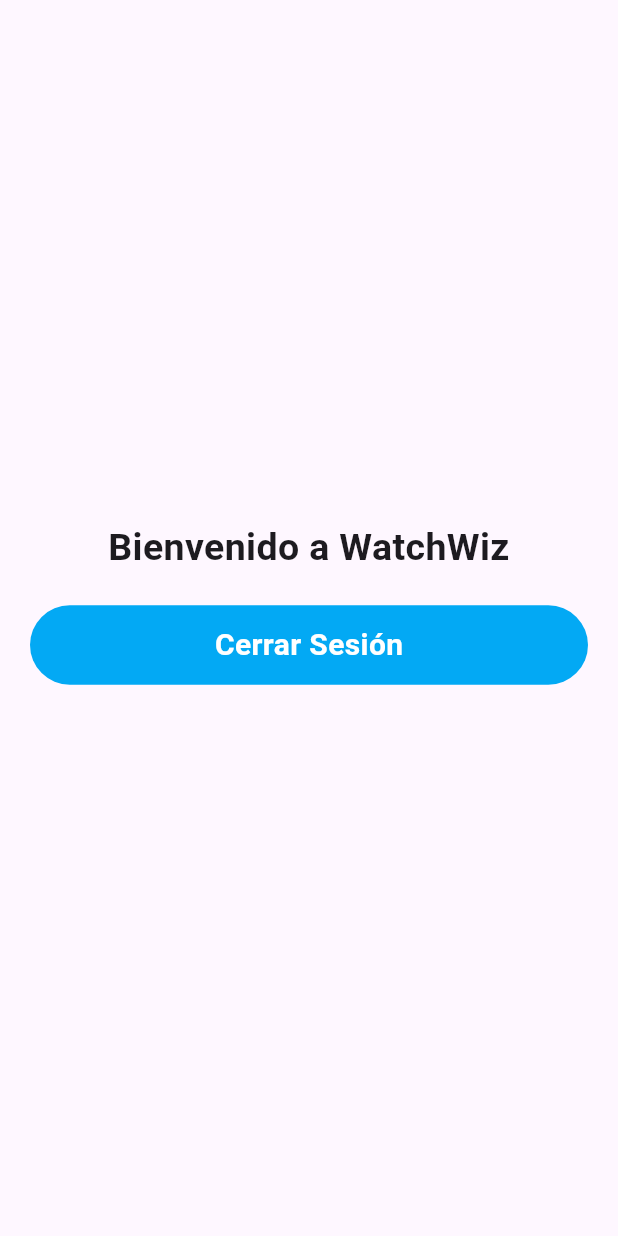
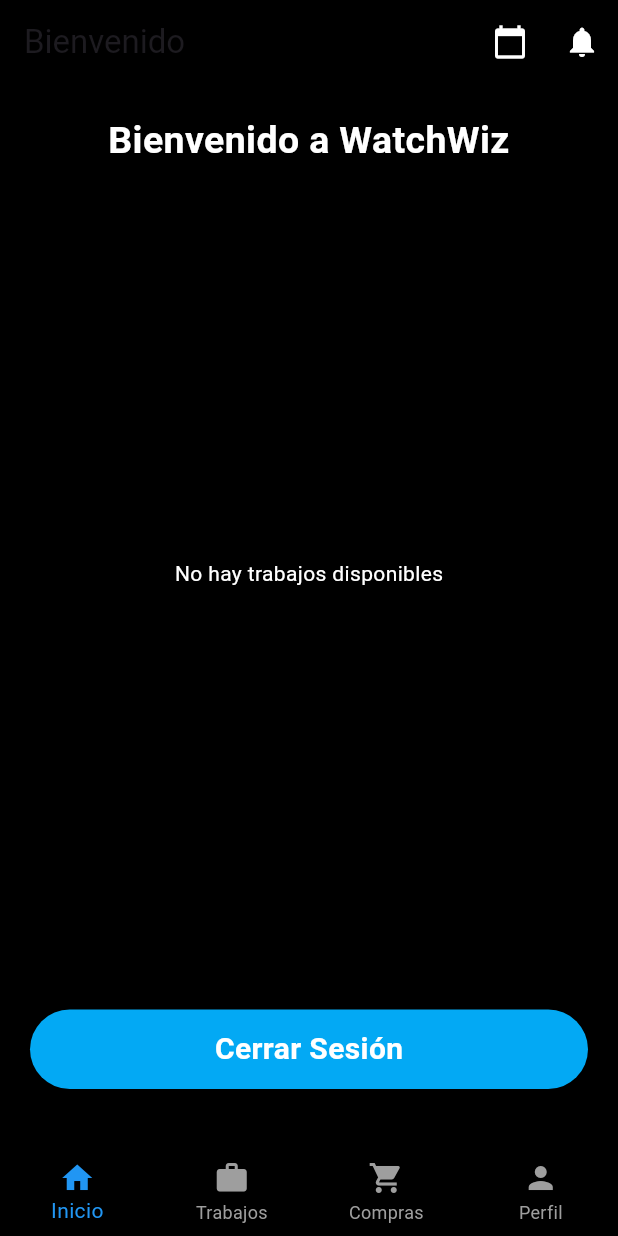
Before and after one commit to arlettearenas/watchwiz, a Flutter app: the screen it shows once a user with an empty profile is signed in, on a phone screen of 412 x 824 dp. Run offline on Flutter 3.47's test engine with Material 3 defaults, Android fonts, the phone set to English and light mode, and no system bars; our stand-ins replace cloud_firestore, firebase_auth, firebase_core; accounts and stored records are empty; network calls fail.

Commit message:
Llamando colecciones

```diff
--- /dev/null
+++ b/lib/Login_Signup/Screen/compras.dart
@@ -0,0 +1,17 @@
+import 'package:flutter/material.dart';
+
+class ComprasScreen extends StatelessWidget {
+  const ComprasScreen({super.key});
+
+  @override
+  Widget build(BuildContext context) {
+    return Scaffold(
+      appBar: AppBar(
+        title: const Text('Trabajos'),
+      ),
+      body: const Center(
+        child: Text('Página de Trabajos'),
+      ),
+    );
+  }
+}
--- /dev/null
+++ b/lib/Login_Signup/Screen/custom_app_bar.dart
@@ -0,0 +1,30 @@
+// ignore_for_file: prefer_const_constructors
+
+import 'package:flutter/material.dart';
+
+class CustomAppBar extends StatelessWidget implements PreferredSizeWidget {
+  const CustomAppBar({super.key});
+
+  @override
+  Widget build(BuildContext context) {
+    return AppBar(
+      backgroundColor: Colors.black,
+      title: Text("Bienvenido"),
+      actions: [
+        IconButton(
+          color: Colors.white,
+          icon: Icon(Icons.calendar_today),
+          onPressed: () {},
+        ),
+        IconButton(
+          color: Colors.white,
+          icon: Icon(Icons.notifications),
+          onPressed: () {},
+        ),
+      ],
+    );
+  }
+
+  @override
+  Size get preferredSize => Size.fromHeight(kToolbarHeight);
+}
--- /dev/null
+++ b/lib/Login_Signup/Screen/custom_bottom_nav.dart
@@ -0,0 +1,38 @@
+import 'package:flutter/material.dart';
+
+class CustomBottomNav extends StatefulWidget {
+  const CustomBottomNav({super.key});
+
+  @override
+  _CustomBottomNavState createState() => _CustomBottomNavState();
+}
+
+class _CustomBottomNavState extends State<CustomBottomNav> {
+  int _selectedIndex = 0;
+
+  void _onItemTapped(int index) {
+    setState(() {
+      _selectedIndex = index;
+    });
+    // Aquí puedes agregar la lógica de navegación según el índice seleccionado
+  }
+
+  @override
+  Widget build(BuildContext context) {
+    return BottomNavigationBar(
+      type: BottomNavigationBarType
+          .fixed, // Asegura que el fondo negro se mantenga
+      backgroundColor: Colors.black,
+      selectedItemColor: Colors.blue, // Íconos seleccionados en color azul
+      unselectedItemColor: Colors.grey, // Íconos no seleccionados en color gris
+      currentIndex: _selectedIndex,
+      onTap: _onItemTapped,
+      items: const [
+        BottomNavigationBarItem(icon: Icon(Icons.home), label: 'Inicio'),
+        BottomNavigationBarItem(icon: Icon(Icons.work), label: 'Trabajos'),
+        BottomNavigationBarItem(icon: Icon(Icons.shopping_cart), label: 'Compras'),
+        BottomNavigationBarItem(icon: Icon(Icons.person), label: 'Perfil'),
+      ],
+    );
+  }
+}
--- a/lib/Login_Signup/Screen/home_screen.dart
+++ b/lib/Login_Signup/Screen/home_screen.dart
@@ -1,7 +1,10 @@
+import 'package:cloud_firestore/cloud_firestore.dart';
 import 'package:flutter/material.dart';
 import 'package:watchwiz/Login_Signup/Screen/login.dart';
 import 'package:watchwiz/Login_Signup/Services/authentication.dart';
 import 'package:watchwiz/Login_Signup/Widget/button.dart';
+import 'custom_app_bar.dart';
+import 'custom_bottom_nav.dart';
 
 class HomeScreen extends StatelessWidget {
   const HomeScreen({super.key});
@@ -9,17 +12,69 @@
   @override
   Widget build(BuildContext context) {
     return Scaffold(
-        body: Center(
-            child:
-                Column(mainAxisAlignment: MainAxisAlignment.center, children: [
+      appBar: const CustomAppBar(), // Llama al AppBar personalizado
+      bottomNavigationBar:
+          const CustomBottomNav(), // Barra de navegación inferior personalizada
+      backgroundColor: Colors.black,
+      body: Column(
+        children: [
+          const SizedBox(height: 20),
           const Text(
             "Bienvenido a WatchWiz",
             textAlign: TextAlign.center,
             style: TextStyle(
+              color: Colors.white,
               fontWeight: FontWeight.bold,
               fontSize: 25,
             ),
           ),
+          const SizedBox(height: 20),
+          Expanded(
+            child: StreamBuilder<QuerySnapshot>(
+              stream:
+                  FirebaseFirestore.instance.collection('trabajos').snapshots(),
+              builder: (context, snapshot) {
+                if (snapshot.connectionState == ConnectionState.waiting) {
+                  return const Center(child: CircularProgressIndicator());
+                }
+                if (!snapshot.hasData || snapshot.data!.docs.isEmpty) {
+                  return const Center(
+                    child: Text(
+                      'No hay trabajos disponibles',
+                      style: TextStyle(color: Colors.white),
+                    ),
+                  );
+                }
+
+                var trabajos = snapshot.data!.docs;
+
+                return ListView.builder(
+                  itemCount: trabajos.length,
+                  itemBuilder: (context, index) {
+                    var trabajo = trabajos[index];
+                    return Card(
+                      color: Colors.grey[900],
+                      child: ListTile(
+                        leading: trabajo['photo'] != null
+                            ? Image.network(trabajo['photo'],
+                                width: 50, height: 50)
+                            : const Icon(Icons.image, color: Colors.grey),
+                        title: Text(
+                          trabajo['client_name'] ?? 'Cliente desconocido',
+                          style: const TextStyle(color: Colors.white),
+                        ),
+                        subtitle: Text(
+                          'Costo del servicio: \$${trabajo['service_cost'] ?? 'N/A'}\nAdelanto: \$${trabajo['advance'] ?? 'N/A'}\nRestante: \$${trabajo['remaining'] ?? 'N/A'}',
+                          style: const TextStyle(color: Colors.white70),
+                        ),
+                      ),
+                    );
+                  },
+                );
+              },
+            ),
+          ),
+          const SizedBox(height: 20),
           MyButton(
             onTab: () async {
               await AuthServices().signOut();
@@ -30,7 +85,11 @@
                 ),
               );
             },
-          text: "Cerrar Sesión")
-    ])));
+            text: "Cerrar Sesión",
+          ),
+          const SizedBox(height: 20),
+        ],
+      ),
+    );
   }
 }
--- a/pubspec.yaml
+++ b/pubspec.yaml
@@ -21,7 +21,6 @@
 flutter:
   assets:
     - assets/images/Logo.png
-    - assets/images/Logo copy.png
   # The following line ensures that the Material Icons font is
   # included with your application, so that you can use the icons in
   # the material Icons class.
```
Also changed, not shown: lib/Login_Signup/Screen/login.dart (+110 -82 lines), lib/Login_Signup/Screen/perfil.dart (added, +17 -0 lines), lib/Login_Signup/Screen/sign_up.dart (deleted, +0 -118 lines), lib/Login_Signup/Screen/trabajos.dart (added, +17 -0 lines), lib/Login_Signup/Services/authentication.dart (+0 -26 lines), assets/images/Logo copy.png (deleted), assets/images/Logo.png. Lines whose indentation alone changed are shown as unchanged.
